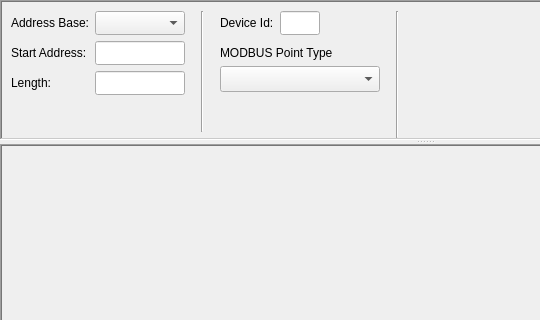
sanny32/OpenModSim, file omodsim/formmodsim.ui: the form before one commit; both pictures show x 0 to 540 and y 0 to 320 of the 850 by 410 pixel window.
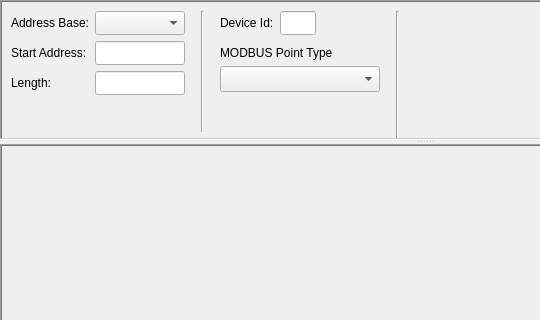
The form after the commit. Custom widgets are drawn as their Qt base class.

What changed in the file:
```diff
--- a/omodsim/formmodsim.ui
+++ b/omodsim/formmodsim.ui
@@ -245,7 +245,7 @@
                     </property>
                     <property name="maximumSize">
                      <size>
-                      <width>40</width>
+                      <width>36</width>
                       <height>16777215</height>
                      </size>
                     </property>
@@ -255,9 +255,6 @@
                     <property name="acceptDrops">
                      <bool>false</bool>
                     </property>
-                    <property name="alignment">
-                     <set>Qt::AlignCenter</set>
-                    </property>
                    </widget>
                   </item>
                   <item>
```
